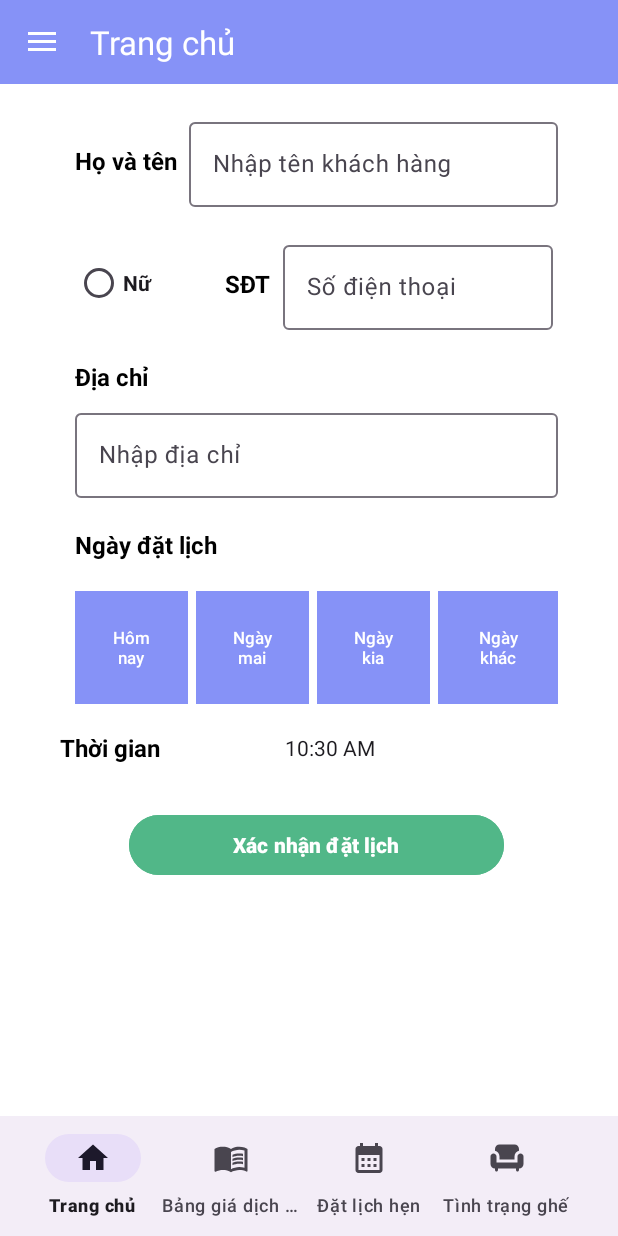
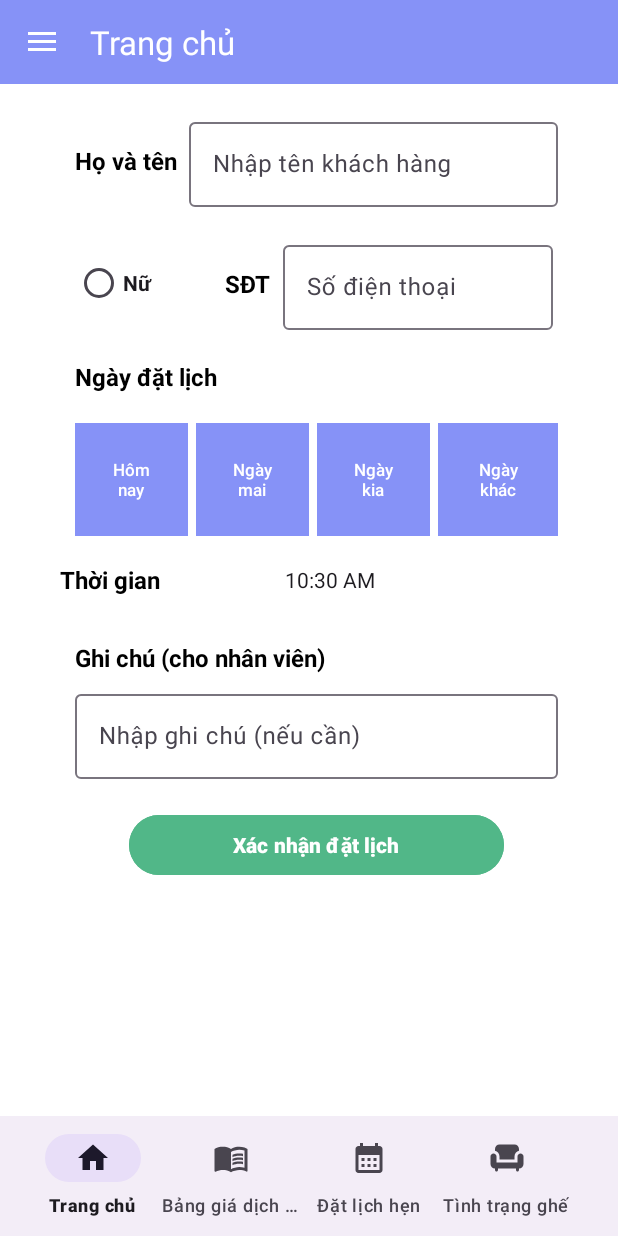
Before and after one commit to Truongdoxuan/BookingHairSalon_App, an Android app: the fragment Booking_Fragment placed in its activity, on a phone screen of 412 x 824 dp. Run offline under Robolectric (Android 15) with nearby library versions, the phone set to English and light mode, and no system bars.

Commit message:
push lần 21: thiết kế lại chức năng booking và trang chủ

```diff
--- a/app/src/main/res/layout/fragment_booking.xml
+++ b/app/src/main/res/layout/fragment_booking.xml
@@ -40,6 +40,7 @@
                 android:layout_weight="1">
 
                 <com.google.android.material.textfield.TextInputEditText
+                    android:id="@+id/txt_tenKH"
                     android:layout_width="match_parent"
                     android:layout_height="wrap_content"
                     android:hint="Nhập tên khách hàng" />
@@ -54,7 +55,7 @@
             android:gravity="center_vertical">
 
             <RadioButton
-                android:id="@+id/radioButton"
+                android:id="@+id/rd_women"
                 android:layout_width="0dp"
                 android:layout_height="wrap_content"
                 android:layout_weight="0.55"
@@ -75,37 +76,11 @@
                 android:layout_weight="1">
 
                 <com.google.android.material.textfield.TextInputEditText
+                    android:id="@+id/txt_sdtKH"
                     android:layout_width="180dp"
                     android:layout_height="wrap_content"
                     android:hint="Số điện thoại"/>
 
-            </com.google.android.material.textfield.TextInputLayout>
-
-        </LinearLayout>
-
-        <LinearLayout
-            android:layout_width="match_parent"
-            android:layout_height="wrap_content"
-            android:orientation="vertical"
-            android:padding="10dp">
-
-            <TextView
-                android:layout_width="wrap_content"
-                android:layout_height="wrap_content"
-                android:layout_marginBottom="8dp"
-                android:text="Địa chỉ"
-                android:textColor="@color/black"
-                android:textSize="16sp"
-                android:textStyle="bold" />
-
-            <com.google.android.material.textfield.TextInputLayout
-                android:layout_width="match_parent"
-                android:layout_height="wrap_content">
-
-                <com.google.android.material.textfield.TextInputEditText
-                    android:layout_width="match_parent"
-                    android:layout_height="wrap_content"
-                    android:hint="Nhập địa chỉ" />
             </com.google.android.material.textfield.TextInputLayout>
 
         </LinearLayout>
@@ -127,6 +102,7 @@
             android:padding="10dp"
             android:orientation="horizontal">
             <Button
+                android:id="@+id/btn_today"
                 android:layout_width="75dp"
                 android:layout_height="75dp"
                 android:layout_marginRight="5dp"
@@ -135,6 +111,7 @@
                 android:textSize="11sp"/>
 
             <Button
+                android:id="@+id/btn_tomorrow"
                 android:layout_width="75dp"
                 android:layout_height="75dp"
                 android:layout_marginRight="5dp"
@@ -142,6 +119,7 @@
                 android:text="Ngày mai"
                 android:textSize="11sp"/>
             <Button
+                android:id="@+id/btn_nextday"
                 android:layout_width="75dp"
                 android:layout_height="75dp"
                 android:layout_marginRight="5dp"
@@ -150,6 +128,7 @@
                 android:textSize="11sp"/>
 
             <Button
+                android:id="@+id/otherday"
                 android:layout_width="80dp"
                 android:layout_height="75dp"
                 android:background="@drawable/format_button_day"
@@ -182,6 +161,33 @@
         </LinearLayout>
 
         <LinearLayout
+            android:layout_width="match_parent"
+            android:layout_height="wrap_content"
+            android:orientation="vertical"
+            android:padding="10dp">
+
+            <TextView
+                android:layout_width="wrap_content"
+                android:layout_height="wrap_content"
+                android:layout_marginBottom="8dp"
+                android:text="Ghi chú (cho nhân viên)"
+                android:textColor="@color/black"
+                android:textSize="16sp"
+                android:textStyle="bold" />
+
+            <com.google.android.material.textfield.TextInputLayout
+                android:layout_width="match_parent"
+                android:layout_height="wrap_content">
+
+                <com.google.android.material.textfield.TextInputEditText
+                    android:id="@+id/txt_noteKH"
+                    android:layout_width="match_parent"
+                    android:layout_height="wrap_content"
+                    android:hint="Nhập ghi chú (nếu cần)" />
+            </com.google.android.material.textfield.TextInputLayout>
+
+        </LinearLayout>
+        <LinearLayout
             android:id="@+id/layout_buttons"
             android:layout_width="match_parent"
             android:layout_height="wrap_content"
```
Also changed, not shown: app/src/main/res/layout/fragment_home.xml (+20 -7 lines).
